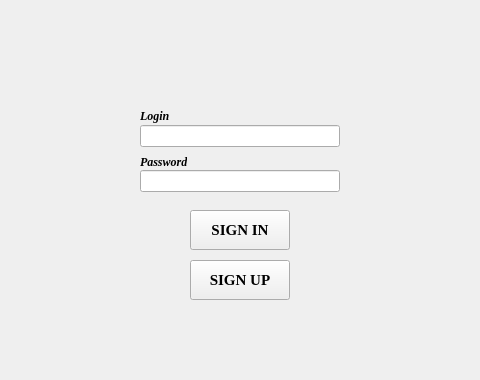
First picture: the form in login.ui, repository VasylKiyko/pythonProject, before the edit.
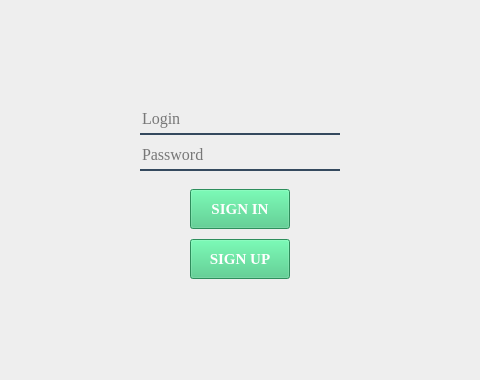
Second picture: the form after the edit.

```diff
--- a/login.ui
+++ b/login.ui
@@ -23,7 +23,10 @@
    </size>
   </property>
   <property name="windowTitle">
-   <string>Log in</string>
+   <string>miniOSBB - Log in</string>
+  </property>
+  <property name="styleSheet">
+   <string notr="true">background-color: rgb(238, 238, 238);</string>
   </property>
   <widget class="QWidget" name="centralwidget">
    <property name="maximumSize">
@@ -36,7 +39,7 @@
     <property name="geometry">
      <rect>
       <x>190</x>
-      <y>210</y>
+      <y>189</y>
       <width>100</width>
       <height>40</height>
      </rect>
@@ -45,10 +48,29 @@
      <font>
       <family>Times New Roman</family>
       <pointsize>11</pointsize>
-      <weight>75</weight>
+      <weight>87</weight>
       <bold>true</bold>
+      <underline>false</underline>
+      <strikeout>false</strikeout>
      </font>
     </property>
+    <property name="styleSheet">
+     <string notr="true">QPushButton {
+  font-weight: 700;
+  color: white;
+  text-decoration: none;
+  padding: .2em 1em calc(.2em + 3px);
+  border-radius: .900em;
+  background: rgb(64,199,129);
+  box-shadow: 0 -3px rgb(53,167,110) inset;
+  transition: 0.2s;
+} 
+QPushButton:hover { background: rgb(53, 167, 110); }
+QPushButton:pressed {
+  background: rgb(33,147,90);
+  box-shadow: 0 3px rgb(33,147,90) inset;
+}</string>
+    </property>
     <property name="text">
      <string>SIGN IN</string>
     </property>
@@ -57,7 +79,7 @@
     <property name="geometry">
      <rect>
       <x>190</x>
-      <y>260</y>
+      <y>239</y>
       <width>100</width>
       <height>40</height>
      </rect>
@@ -66,10 +88,29 @@
      <font>
       <family>Times New Roman</family>
       <pointsize>11</pointsize>
-      <weight>75</weight>
+      <weight>87</weight>
       <bold>true</bold>
+      <underline>false</underline>
+      <strikeout>false</strikeout>
      </font>
     </property>
+    <property name="styleSheet">
+     <string notr="true">QPushButton {
+  font-weight: 700;
+  color: white;
+  text-decoration: none;
+  padding: .2em 1em calc(.2em + 3px);
+  border-radius: .900em;
+ background: rgb(64,199,129);
+  box-shadow: 0 -3px rgb(53,167,110) inset;
+  transition: 0.2s;
+} 
+QPushButton:hover { background: rgb(53, 167, 110); }
+QPushButton:pressed {
+  background: rgb(33,147,90);
+  box-shadow: 0 3px rgb(33,147,90) inset;
+}</string>
+    </property>
     <property name="text">
      <string>SIGN UP</string>
     </property>
@@ -78,9 +119,9 @@
     <property name="geometry">
      <rect>
       <x>140</x>
-      <y>125</y>
+      <y>104</y>
       <width>200</width>
-      <height>22</height>
+      <height>31</height>
      </rect>
     </property>
     <property name="font">
@@ -95,20 +136,37 @@
     <property name="whatsThis">
      <string/>
     </property>
+    <property name="styleSheet">
+     <string notr="true">QLineEdit {
+background-color: rgb(238, 238, 238);
+  outline: 0;
+  border-bottom: 2px;
+  border-top: 0;
+  border-left: 0;
+  border-right: 0;
+  border-bottom-style: double;
+  border-bottom-color: #34495e;
+  height: 46px;
+  width: 300px;
+}</string>
+    </property>
     <property name="inputMethodHints">
      <set>Qt::ImhNone</set>
     </property>
     <property name="text">
      <string/>
     </property>
+    <property name="placeholderText">
+     <string>Login</string>
+    </property>
    </widget>
    <widget class="QLineEdit" name="lePassword">
     <property name="geometry">
      <rect>
       <x>140</x>
-      <y>170</y>
+      <y>140</y>
       <width>200</width>
-      <height>22</height>
+      <height>31</height>
      </rect>
     </property>
     <property name="font">
@@ -123,6 +181,20 @@
     <property name="whatsThis">
      <string/>
     </property>
+    <property name="styleSheet">
+     <string notr="true">QLineEdit {
+background-color: rgb(238, 238, 238);
+  outline: 0;
+  border-bottom: 2px;
+  border-top: 0;
+  border-left: 0;
+  border-right: 0;
+  border-bottom-style: double;
+  border-bottom-color: #34495e;
+  height: 46px;
+  width: 300px;
+}</string>
+    </property>
     <property name="inputMethodHints">
      <set>Qt::ImhHiddenText|Qt::ImhNoAutoUppercase|Qt::ImhNoPredictiveText|Qt::ImhSensitiveData</set>
     </property>
@@ -132,48 +204,7 @@
     <property name="echoMode">
      <enum>QLineEdit::Password</enum>
     </property>
-   </widget>
-   <widget class="QLabel" name="label">
-    <property name="geometry">
-     <rect>
-      <x>140</x>
-      <y>105</y>
-      <width>45</width>
-      <height>21</height>
-     </rect>
-    </property>
-    <property name="font">
-     <font>
-      <family>Times New Roman</family>
-      <pointsize>9</pointsize>
-      <weight>75</weight>
-      <italic>true</italic>
-      <bold>true</bold>
-     </font>
-    </property>
-    <property name="text">
-     <string>Login</string>
-    </property>
-   </widget>
-   <widget class="QLabel" name="label_2">
-    <property name="geometry">
-     <rect>
-      <x>140</x>
-      <y>155</y>
-      <width>47</width>
-      <height>13</height>
-     </rect>
-    </property>
-    <property name="font">
-     <font>
-      <family>Times New Roman</family>
-      <pointsize>9</pointsize>
-      <weight>75</weight>
-      <italic>true</italic>
-      <bold>true</bold>
-     </font>
-    </property>
-    <property name="text">
+    <property name="placeholderText">
      <string>Password</string>
     </property>
    </widget>
```
